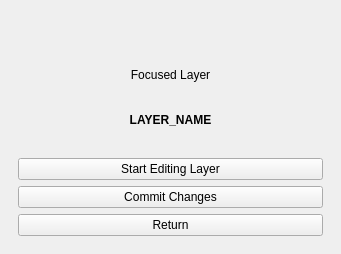
Old version of the form tygron_dockwidget_base.ui in the repository Memz-Dev/tygron-qgis.
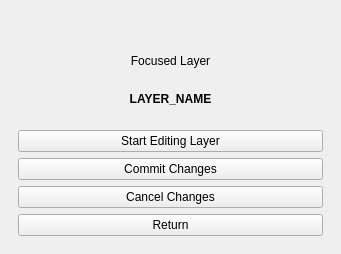
New version of the form. The open tabs and pages were chosen to show the change. Custom widgets are drawn as their Qt base class.

Commit message: added raw optrion for post call

```diff
--- a/tygron_dockwidget_base.ui
+++ b/tygron_dockwidget_base.ui
@@ -376,6 +376,13 @@
           </property>
          </widget>
         </item>
+        <item>
+         <widget class="QPushButton" name="LayerControlCancelButton">
+          <property name="text">
+           <string>Cancel Changes</string>
+          </property>
+         </widget>
+        </item>
         <item>
          <widget class="QPushButton" name="LayerControlReturnButton">
           <property name="text">
```
Left out of the diff: 2 changed lines with no effect on the pictures. The commit also changes 1 other file.
